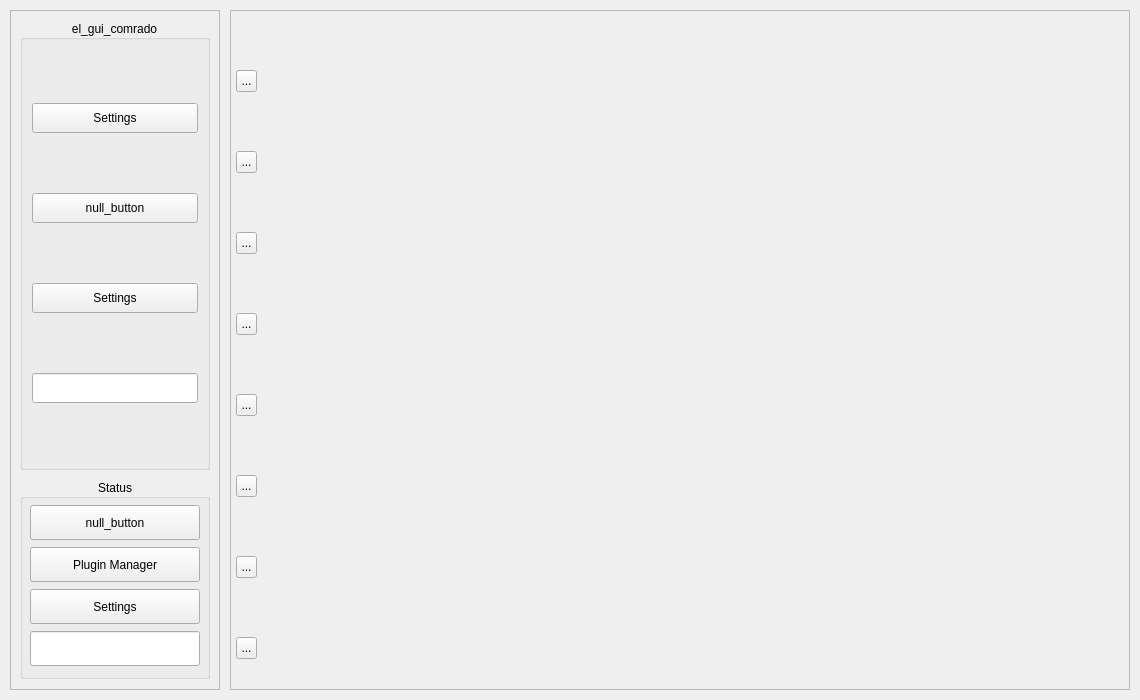
Before: the Qt Designer form resources/ui_raw/el_gui_bandito.ui in Einthel/EL_GUI_BANDITO4, drawn with Qt 5.
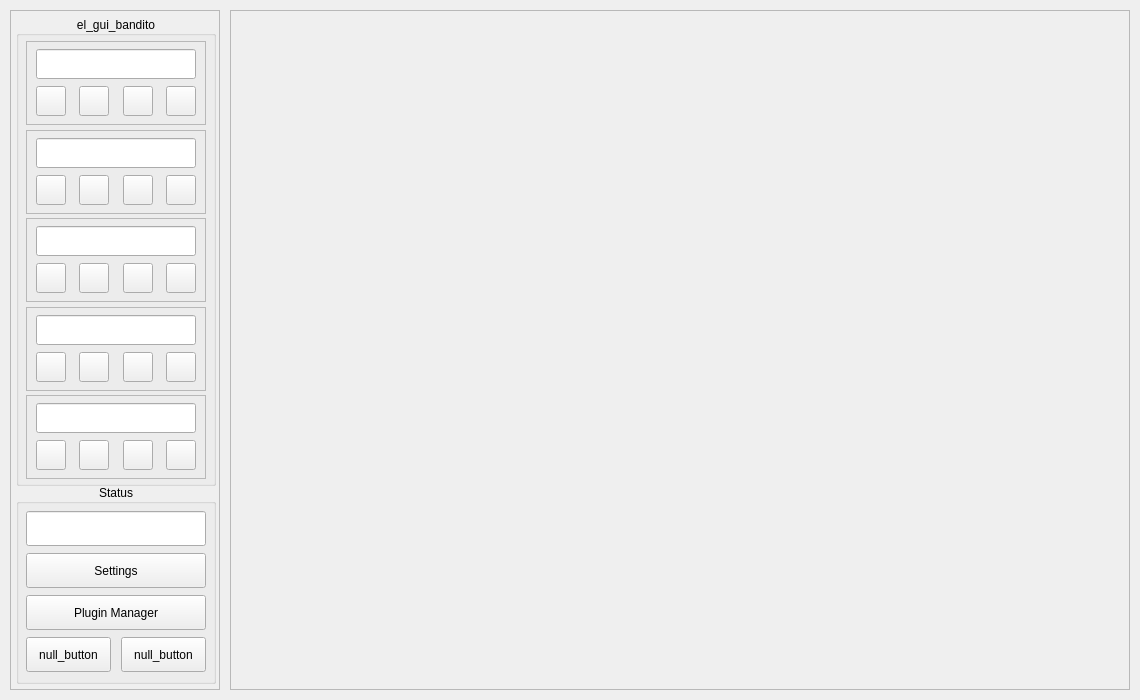
After: the same form once the commit is applied.

```diff
--- a/resources/ui_raw/el_gui_bandito.ui
+++ b/resources/ui_raw/el_gui_bandito.ui
@@ -63,9 +63,6 @@
       <enum>QFrame::Shadow::Raised</enum>
      </property>
      <layout class="QVBoxLayout" name="verticalLayout">
-      <property name="spacing">
-       <number>5</number>
-      </property>
       <property name="leftMargin">
        <number>5</number>
       </property>
@@ -78,90 +75,786 @@
       <property name="bottomMargin">
        <number>5</number>
       </property>
-      <item alignment="Qt::AlignmentFlag::AlignHCenter">
-       <widget class="QGroupBox" name="null_gBox">
+      <item>
+       <widget class="QGroupBox" name="main_gBox">
         <property name="minimumSize">
          <size>
-          <width>190</width>
-          <height>0</height>
+          <width>200</width>
+          <height>470</height>
          </size>
         </property>
         <property name="maximumSize">
          <size>
           <width>190</width>
-          <height>450</height>
+          <height>470</height>
          </size>
         </property>
         <property name="title">
-         <string>el_gui_comrado</string>
+         <string>el_gui_bandito</string>
         </property>
         <property name="alignment">
          <set>Qt::AlignmentFlag::AlignCenter</set>
         </property>
-        <layout class="QVBoxLayout" name="verticalLayout_3">
-         <item>
-          <widget class="QToolButton" name="null_toolB_4">
+        <layout class="QVBoxLayout" name="verticalLayout_2">
+         <property name="spacing">
+          <number>5</number>
+         </property>
+         <property name="leftMargin">
+          <number>5</number>
+         </property>
+         <property name="topMargin">
+          <number>5</number>
+         </property>
+         <property name="rightMargin">
+          <number>5</number>
+         </property>
+         <property name="bottomMargin">
+          <number>5</number>
+         </property>
+         <item alignment="Qt::AlignmentFlag::AlignHCenter">
+          <widget class="QFrame" name="plugin_frame_1">
+           <property name="minimumSize">
+            <size>
+             <width>180</width>
+             <height>84</height>
+            </size>
+           </property>
            <property name="maximumSize">
             <size>
-             <width>170</width>
-             <height>30</height>
+             <width>180</width>
+             <height>84</height>
             </size>
            </property>
-           <property name="text">
-            <string>Settings</string>
+           <property name="frameShape">
+            <enum>QFrame::Shape::StyledPanel</enum>
            </property>
+           <property name="frameShadow">
+            <enum>QFrame::Shadow::Raised</enum>
+           </property>
+           <layout class="QGridLayout" name="gridLayout_2">
+            <property name="leftMargin">
+             <number>5</number>
+            </property>
+            <property name="topMargin">
+             <number>5</number>
+            </property>
+            <property name="rightMargin">
+             <number>5</number>
+            </property>
+            <property name="bottomMargin">
+             <number>5</number>
+            </property>
+            <property name="spacing">
+             <number>5</number>
+            </property>
+            <item row="0" column="0" colspan="4" alignment="Qt::AlignmentFlag::AlignHCenter">
+             <widget class="QLineEdit" name="plugin_led_1">
+              <property name="minimumSize">
+               <size>
+                <width>160</width>
+                <height>30</height>
+               </size>
+              </property>
+              <property name="maximumSize">
+               <size>
+                <width>160</width>
+                <height>16777215</height>
+               </size>
+              </property>
+              <property name="readOnly">
+               <bool>true</bool>
+              </property>
+             </widget>
+            </item>
+            <item row="1" column="0" alignment="Qt::AlignmentFlag::AlignHCenter">
+             <widget class="QPushButton" name="switch_push_1">
+              <property name="sizePolicy">
+               <sizepolicy hsizetype="Fixed" vsizetype="Fixed">
+                <horstretch>0</horstretch>
+                <verstretch>0</verstretch>
+               </sizepolicy>
+              </property>
+              <property name="minimumSize">
+               <size>
+                <width>30</width>
+                <height>30</height>
+               </size>
+              </property>
+              <property name="maximumSize">
+               <size>
+                <width>30</width>
+                <height>30</height>
+               </size>
+              </property>
+              <property name="styleSheet">
+               <string notr="true"/>
+              </property>
+              <property name="text">
+               <string/>
+              </property>
+              <property name="checkable">
+               <bool>true</bool>
+              </property>
+             </widget>
+            </item>
+            <item row="1" column="1" alignment="Qt::AlignmentFlag::AlignHCenter">
+             <widget class="QToolButton" name="plugin_add_toolB_1">
+              <property name="minimumSize">
+               <size>
+                <width>30</width>
+                <height>30</height>
+               </size>
+              </property>
+              <property name="maximumSize">
+               <size>
+                <width>30</width>
+                <height>30</height>
+               </size>
+              </property>
+              <property name="text">
+               <string/>
+              </property>
+             </widget>
+            </item>
+            <item row="1" column="2" alignment="Qt::AlignmentFlag::AlignHCenter">
+             <widget class="QToolButton" name="plugin_reload_toolB_1">
+              <property name="minimumSize">
+               <size>
+                <width>30</width>
+                <height>30</height>
+               </size>
+              </property>
+              <property name="maximumSize">
+               <size>
+                <width>30</width>
+                <height>30</height>
+               </size>
+              </property>
+              <property name="text">
+               <string/>
+              </property>
+             </widget>
+            </item>
+            <item row="1" column="3" alignment="Qt::AlignmentFlag::AlignHCenter">
+             <widget class="QToolButton" name="plugin_delete_toolB_1">
+              <property name="minimumSize">
+               <size>
+                <width>30</width>
+                <height>30</height>
+               </size>
+              </property>
+              <property name="maximumSize">
+               <size>
+                <width>30</width>
+                <height>30</height>
+               </size>
+              </property>
+              <property name="text">
+               <string/>
+              </property>
+             </widget>
+            </item>
+           </layout>
           </widget>
          </item>
-         <item>
-          <widget class="QToolButton" name="null_toolB_3">
+         <item alignment="Qt::AlignmentFlag::AlignHCenter">
+          <widget class="QFrame" name="plugin_frame_2">
+           <property name="minimumSize">
+            <size>
+             <width>180</width>
+             <height>84</height>
+            </size>
+           </property>
            <property name="maximumSize">
             <size>
-             <width>170</width>
-             <height>30</height>
+             <width>180</width>
+             <height>84</height>
             </size>
            </property>
-           <property name="text">
-            <string>null_button</string>
+           <property name="frameShape">
+            <enum>QFrame::Shape::StyledPanel</enum>
            </property>
+           <property name="frameShadow">
+            <enum>QFrame::Shadow::Raised</enum>
+           </property>
+           <layout class="QGridLayout" name="gridLayout_3">
+            <property name="leftMargin">
+             <number>5</number>
+            </property>
+            <property name="topMargin">
+             <number>5</number>
+            </property>
+            <property name="rightMargin">
+             <number>5</number>
+            </property>
+            <property name="bottomMargin">
+             <number>5</number>
+            </property>
+            <property name="spacing">
+             <number>5</number>
+            </property>
+            <item row="0" column="0" colspan="4" alignment="Qt::AlignmentFlag::AlignHCenter">
+             <widget class="QLineEdit" name="plugin_led_2">
+              <property name="minimumSize">
+               <size>
+                <width>160</width>
+                <height>30</height>
+               </size>
+              </property>
+              <property name="maximumSize">
+               <size>
+                <width>160</width>
+                <height>16777215</height>
+               </size>
+              </property>
+              <property name="readOnly">
+               <bool>true</bool>
+              </property>
+             </widget>
+            </item>
+            <item row="1" column="0" alignment="Qt::AlignmentFlag::AlignHCenter">
+             <widget class="QPushButton" name="switch_push_2">
+              <property name="sizePolicy">
+               <sizepolicy hsizetype="Fixed" vsizetype="Fixed">
+                <horstretch>0</horstretch>
+                <verstretch>0</verstretch>
+               </sizepolicy>
+              </property>
+              <property name="minimumSize">
+               <size>
+                <width>30</width>
+                <height>30</height>
+               </size>
+              </property>
+              <property name="maximumSize">
+               <size>
+                <width>30</width>
+                <height>30</height>
+               </size>
+              </property>
+              <property name="styleSheet">
+               <string notr="true"/>
+              </property>
+              <property name="text">
+               <string/>
+              </property>
+              <property name="checkable">
+               <bool>true</bool>
+              </property>
+             </widget>
+            </item>
+            <item row="1" column="1" alignment="Qt::AlignmentFlag::AlignHCenter">
+             <widget class="QToolButton" name="plugin_add_toolB_2">
+              <property name="minimumSize">
+               <size>
+                <width>30</width>
+                <height>30</height>
+               </size>
+              </property>
+              <property name="maximumSize">
+               <size>
+                <width>30</width>
+                <height>30</height>
+               </size>
+              </property>
+              <property name="text">
+               <string/>
+              </property>
+             </widget>
+            </item>
+            <item row="1" column="2" alignment="Qt::AlignmentFlag::AlignHCenter">
+             <widget class="QToolButton" name="plugin_reload_toolB_2">
+              <property name="minimumSize">
+               <size>
+                <width>30</width>
+                <height>30</height>
+               </size>
+              </property>
+              <property name="maximumSize">
+               <size>
+                <width>30</width>
+                <height>30</height>
+               </size>
+              </property>
+              <property name="text">
+               <string/>
+              </property>
+             </widget>
+            </item>
+            <item row="1" column="3" alignment="Qt::AlignmentFlag::AlignHCenter">
+             <widget class="QToolButton" name="plugin_delete_toolB_2">
+              <property name="minimumSize">
+               <size>
+                <width>30</width>
+                <height>30</height>
+               </size>
+              </property>
+              <property name="maximumSize">
+               <size>
+                <width>30</width>
+                <height>30</height>
+               </size>
+              </property>
+              <property name="text">
+               <string/>
+              </property>
+             </widget>
+            </item>
+           </layout>
           </widget>
          </item>
-         <item>
-          <widget class="QToolButton" name="setting_toolB">
+         <item alignment="Qt::AlignmentFlag::AlignHCenter">
+          <widget class="QFrame" name="plugin_frame_3">
+           <property name="minimumSize">
+            <size>
+             <width>180</width>
+             <height>84</height>
+            </size>
+           </property>
            <property name="maximumSize">
             <size>
-             <width>170</width>
-             <height>30</height>
+             <width>180</width>
+             <height>84</height>
             </size>
            </property>
-           <property name="text">
-            <string>Settings</string>
+           <property name="frameShape">
+            <enum>QFrame::Shape::StyledPanel</enum>
            </property>
+           <property name="frameShadow">
+            <enum>QFrame::Shadow::Raised</enum>
+           </property>
+           <layout class="QGridLayout" name="gridLayout_4">
+            <property name="leftMargin">
+             <number>5</number>
+            </property>
+            <property name="topMargin">
+             <number>5</number>
+            </property>
+            <property name="rightMargin">
+             <number>5</number>
+            </property>
+            <property name="bottomMargin">
+             <number>5</number>
+            </property>
+            <property name="spacing">
+             <number>5</number>
+            </property>
+            <item row="0" column="0" colspan="4" alignment="Qt::AlignmentFlag::AlignHCenter">
+             <widget class="QLineEdit" name="plugin_led_3">
+              <property name="minimumSize">
+               <size>
+                <width>160</width>
+                <height>30</height>
+               </size>
+              </property>
+              <property name="maximumSize">
+               <size>
+                <width>160</width>
+                <height>16777215</height>
+               </size>
+              </property>
+              <property name="readOnly">
+               <bool>true</bool>
+              </property>
+             </widget>
+            </item>
+            <item row="1" column="0" alignment="Qt::AlignmentFlag::AlignHCenter">
+             <widget class="QPushButton" name="switch_push_3">
+              <property name="sizePolicy">
+               <sizepolicy hsizetype="Fixed" vsizetype="Fixed">
+                <horstretch>0</horstretch>
+                <verstretch>0</verstretch>
+               </sizepolicy>
+              </property>
+              <property name="minimumSize">
+               <size>
+                <width>30</width>
+                <height>30</height>
+               </size>
+              </property>
+              <property name="maximumSize">
+               <size>
+                <width>30</width>
+                <height>30</height>
+               </size>
+              </property>
+              <property name="styleSheet">
+               <string notr="true"/>
+              </property>
+              <property name="text">
+               <string/>
+              </property>
+              <property name="checkable">
+               <bool>true</bool>
+              </property>
+             </widget>
+            </item>
+            <item row="1" column="1" alignment="Qt::AlignmentFlag::AlignHCenter">
+             <widget class="QToolButton" name="plugin_add_toolB_3">
+              <property name="minimumSize">
+               <size>
+                <width>30</width>
+                <height>30</height>
+               </size>
+              </property>
+              <property name="maximumSize">
+               <size>
+                <width>30</width>
+                <height>30</height>
+               </size>
+              </property>
+              <property name="text">
+               <string/>
+              </property>
+             </widget>
+            </item>
+            <item row="1" column="2" alignment="Qt::AlignmentFlag::AlignHCenter">
+             <widget class="QToolButton" name="plugin_reload_toolB_3">
+              <property name="minimumSize">
+               <size>
+                <width>30</width>
+                <height>30</height>
+               </size>
+              </property>
+              <property name="maximumSize">
+               <size>
+                <width>30</width>
+                <height>30</height>
+               </size>
+              </property>
+              <property name="text">
+               <string/>
+              </property>
+             </widget>
+            </item>
+            <item row="1" column="3" alignment="Qt::AlignmentFlag::AlignHCenter">
+             <widget class="QToolButton" name="plugin_delete_toolB_3">
+              <property name="minimumSize">
+               <size>
+                <width>30</width>
+                <height>30</height>
+               </size>
+              </property>
+              <property name="maximumSize">
+               <size>
+                <width>30</width>
+                <height>30</height>
+               </size>
+              </property>
+              <property name="text">
+               <string/>
+              </property>
+             </widget>
+            </item>
+           </layout>
           </widget>
          </item>
-         <item>
-          <widget class="QLineEdit" name="line_status_2">
+         <item alignment="Qt::AlignmentFlag::AlignHCenter">
+          <widget class="QFrame" name="plugin_frame_4">
+           <property name="minimumSize">
+            <size>
+             <width>180</width>
+             <height>84</height>
+            </size>
+           </property>
            <property name="maximumSize">
             <size>
-             <width>170</width>
-             <height>30</height>
+             <width>180</width>
+             <height>84</height>
             </size>
            </property>
+           <property name="frameShape">
+            <enum>QFrame::Shape::StyledPanel</enum>
+           </property>
+           <property name="frameShadow">
+            <enum>QFrame::Shadow::Raised</enum>
+           </property>
+           <layout class="QGridLayout" name="gridLayout_5">
+            <property name="leftMargin">
+             <number>5</number>
+            </property>
+            <property name="topMargin">
+             <number>5</number>
+            </property>
+            <property name="rightMargin">
+             <number>5</number>
+            </property>
+            <property name="bottomMargin">
+             <number>5</number>
+            </property>
+            <property name="spacing">
+             <number>5</number>
+            </property>
+            <item row="0" column="0" colspan="4" alignment="Qt::AlignmentFlag::AlignHCenter">
+             <widget class="QLineEdit" name="plugin_led_4">
+              <property name="minimumSize">
+               <size>
+                <width>160</width>
+                <height>30</height>
+               </size>
+              </property>
+              <property name="maximumSize">
+               <size>
+                <width>160</width>
+                <height>16777215</height>
+               </size>
+              </property>
+              <property name="readOnly">
+               <bool>true</bool>
+              </property>
+             </widget>
+            </item>
+            <item row="1" column="0" alignment="Qt::AlignmentFlag::AlignHCenter">
+             <widget class="QPushButton" name="switch_push_4">
+              <property name="sizePolicy">
+               <sizepolicy hsizetype="Fixed" vsizetype="Fixed">
+                <horstretch>0</horstretch>
+                <verstretch>0</verstretch>
+               </sizepolicy>
+              </property>
+              <property name="minimumSize">
+               <size>
+                <width>30</width>
+                <height>30</height>
+               </size>
+              </property>
+              <property name="maximumSize">
+               <size>
+                <width>30</width>
+                <height>30</height>
+               </size>
+              </property>
+              <property name="styleSheet">
+               <string notr="true"/>
+              </property>
+              <property name="text">
+               <string/>
+              </property>
+              <property name="checkable">
+               <bool>true</bool>
+              </property>
+             </widget>
+            </item>
+            <item row="1" column="1" alignment="Qt::AlignmentFlag::AlignHCenter">
+             <widget class="QToolButton" name="plugin_add_toolB_4">
+              <property name="minimumSize">
+               <size>
+                <width>30</width>
+                <height>30</height>
+               </size>
+              </property>
+              <property name="maximumSize">
+               <size>
+                <width>30</width>
+                <height>30</height>
+               </size>
+              </property>
+              <property name="text">
+               <string/>
+              </property>
+             </widget>
+            </item>
+            <item row="1" column="2" alignment="Qt::AlignmentFlag::AlignHCenter">
+             <widget class="QToolButton" name="plugin_reload_toolB_4">
+              <property name="minimumSize">
+               <size>
+                <width>30</width>
+                <height>30</height>
+               </size>
+              </property>
+              <property name="maximumSize">
+               <size>
+                <width>30</width>
+                <height>30</height>
+               </size>
+              </property>
+              <property name="text">
+               <string/>
+              </property>
+             </widget>
+            </item>
+            <item row="1" column="3" alignment="Qt::AlignmentFlag::AlignHCenter">
+             <widget class="QToolButton" name="plugin_delete_toolB_4">
+              <property name="minimumSize">
+               <size>
+                <width>30</width>
+                <height>30</height>
+               </size>
+              </property>
+              <property name="maximumSize">
+               <size>
+                <width>30</width>
+                <height>30</height>
+               </size>
+              </property>
+              <property name="text">
+               <string/>
+              </property>
+             </widget>
+            </item>
+           </layout>
+          </widget>
+         </item>
+         <item alignment="Qt::AlignmentFlag::AlignHCenter">
+          <widget class="QFrame" name="plugin_frame_5">
+           <property name="minimumSize">
+            <size>
+             <width>180</width>
+             <height>84</height>
+            </size>
+           </property>
+           <property name="maximumSize">
+            <size>
+             <width>180</width>
+             <height>84</height>
+            </size>
+           </property>
+           <property name="frameShape">
+            <enum>QFrame::Shape::StyledPanel</enum>
+           </property>
+           <property name="frameShadow">
+            <enum>QFrame::Shadow::Raised</enum>
+           </property>
+           <layout class="QGridLayout" name="gridLayout_6">
+            <property name="leftMargin">
+             <number>5</number>
+            </property>
+            <property name="topMargin">
+             <number>5</number>
+            </property>
+            <property name="rightMargin">
+             <number>5</number>
+            </property>
+            <property name="bottomMargin">
+             <number>5</number>
+            </property>
+            <property name="spacing">
+             <number>5</number>
+            </property>
+            <item row="0" column="0" colspan="4" alignment="Qt::AlignmentFlag::AlignHCenter">
+             <widget class="QLineEdit" name="plugin_led_5">
+              <property name="minimumSize">
+               <size>
+                <width>160</width>
+                <height>30</height>
+               </size>
+              </property>
+              <property name="maximumSize">
+               <size>
+                <width>160</width>
+                <height>16777215</height>
+               </size>
+              </property>
+              <property name="readOnly">
+               <bool>true</bool>
+              </property>
+             </widget>
+            </item>
+            <item row="1" column="0" alignment="Qt::AlignmentFlag::AlignHCenter">
+             <widget class="QPushButton" name="switch_push_5">
+              <property name="sizePolicy">
+               <sizepolicy hsizetype="Fixed" vsizetype="Fixed">
+                <horstretch>0</horstretch>
+                <verstretch>0</verstretch>
+               </sizepolicy>
+              </property>
+              <property name="minimumSize">
+               <size>
+                <width>30</width>
+                <height>30</height>
+               </size>
+              </property>
+              <property name="maximumSize">
+               <size>
+                <width>30</width>
+                <height>30</height>
+               </size>
+              </property>
+              <property name="styleSheet">
+               <string notr="true"/>
+              </property>
+              <property name="text">
+               <string/>
+              </property>
+              <property name="checkable">
+               <bool>true</bool>
+              </property>
+             </widget>
+            </item>
+            <item row="1" column="1" alignment="Qt::AlignmentFlag::AlignHCenter">
+             <widget class="QToolButton" name="plugin_add_toolB_5">
+              <property name="minimumSize">
+               <size>
+                <width>30</width>
+                <height>30</height>
+               </size>
+              </property>
+              <property name="maximumSize">
+               <size>
+                <width>30</width>
+                <height>30</height>
+               </size>
+              </property>
+              <property name="text">
+               <string/>
+              </property>
+             </widget>
+            </item>
+            <item row="1" column="2" alignment="Qt::AlignmentFlag::AlignHCenter">
+             <widget class="QToolButton" name="plugin_reload_toolB_5">
+              <property name="minimumSize">
+               <size>
+                <width>30</width>
+                <height>30</height>
+               </size>
+              </property>
+              <property name="maximumSize">
+               <size>
+                <width>30</width>
+                <height>30</height>
+               </size>
+              </property>
+              <property name="text">
+               <string/>
+              </property>
+             </widget>
+            </item>
+            <item row="1" column="3" alignment="Qt::AlignmentFlag::AlignHCenter">
+             <widget class="QToolButton" name="plugin_delete_toolB_5">
+              <property name="minimumSize">
+               <size>
+                <width>30</width>
+                <height>30</height>
+               </size>
+              </property>
+              <property name="maximumSize">
+               <size>
+                <width>30</width>
+                <height>30</height>
+               </size>
+              </property>
+              <property name="text">
+               <string/>
+              </property>
+             </widget>
+            </item>
+           </layout>
           </widget>
          </item>
         </layout>
        </widget>
       </item>
-      <item alignment="Qt::AlignmentFlag::AlignHCenter">
+      <item>
        <widget class="QGroupBox" name="settings_gBox">
         <property name="minimumSize">
          <size>
-          <width>190</width>
+          <width>200</width>
           <height>200</height>
          </size>
         </property>
         <property name="maximumSize">
          <size>
-          <width>190</width>
+          <width>200</width>
           <height>200</height>
          </size>
         </property>
@@ -190,32 +883,10 @@
          <property name="bottomMargin">
           <number>5</number>
          </property>
-         <item row="0" column="0">
-          <widget class="QToolButton" name="null_toolB_1">
-           <property name="sizePolicy">
-            <sizepolicy hsizetype="Preferred" vsizetype="Preferred">
-             <horstretch>0</horstretch>
-             <verstretch>0</verstretch>
-            </sizepolicy>
-           </property>
-           <property name="minimumSize">
-            <size>
-             <width>170</width>
-             <height>35</height>
-            </size>
-           </property>
-           <property name="maximumSize">
-            <size>
-             <width>170</width>
-             <height>35</height>
-            </size>
-           </property>
-           <property name="text">
-            <string>null_button</string>
-           </property>
-          </widget>
-         </item>
-         <item row="1" column="0">
+         <property name="spacing">
+          <number>5</number>
+         </property>
+         <item row="2" column="0">
           <widget class="QToolButton" name="plugin_toolB">
            <property name="sizePolicy">
             <sizepolicy hsizetype="Preferred" vsizetype="Preferred">
@@ -225,7 +896,7 @@
            </property>
            <property name="minimumSize">
             <size>
-             <width>170</width>
+             <width>180</width>
              <height>35</height>
             </size>
            </property>
@@ -240,32 +911,7 @@
            </property>
           </widget>
          </item>
-         <item row="2" column="0">
-          <widget class="QToolButton" name="settings_toolB">
-           <property name="sizePolicy">
-            <sizepolicy hsizetype="Preferred" vsizetype="Preferred">
-             <horstretch>0</horstretch>
-             <verstretch>0</verstretch>
-            </sizepolicy>
-           </property>
-           <property name="minimumSize">
-            <size>
-             <width>170</width>
-             <height>35</height>
-            </size>
-           </property>
-           <property name="maximumSize">
-            <size>
-             <width>170</width>
-             <height>35</height>
-            </size>
-           </property>
-           <property name="text">
-            <string>Settings</string>
-           </property>
-          </widget>
-         </item>
-         <item row="3" column="0">
+         <item row="0" column="0">
           <widget class="QLineEdit" name="network_stat_line">
            <property name="sizePolicy">
             <sizepolicy hsizetype="Preferred" vsizetype="Preferred">
@@ -275,7 +921,7 @@
            </property>
            <property name="minimumSize">
             <size>
-             <width>170</width>
+             <width>180</width>
              <height>35</height>
             </size>
            </property>
@@ -293,6 +939,88 @@
            </property>
           </widget>
          </item>
+         <item row="1" column="0">
+          <widget class="QToolButton" name="settings_toolB">
+           <property name="sizePolicy">
+            <sizepolicy hsizetype="Preferred" vsizetype="Preferred">
+             <horstretch>0</horstretch>
+             <verstretch>0</verstretch>
+            </sizepolicy>
+           </property>
+           <property name="minimumSize">
+            <size>
+             <width>180</width>
+             <height>35</height>
+            </size>
+           </property>
+           <property name="maximumSize">
+            <size>
+             <width>170</width>
+             <height>35</height>
+            </size>
+           </property>
+           <property name="text">
+            <string>Settings</string>
+           </property>
+          </widget>
+         </item>
+         <item row="3" column="0">
+          <layout class="QHBoxLayout" name="null_Layout">
+           <property name="spacing">
+            <number>10</number>
+           </property>
+           <item>
+            <widget class="QToolButton" name="null_toolB_1">
+             <property name="sizePolicy">
+              <sizepolicy hsizetype="Preferred" vsizetype="Preferred">
+               <horstretch>0</horstretch>
+               <verstretch>0</verstretch>
+              </sizepolicy>
+             </property>
+             <property name="minimumSize">
+              <size>
+               <width>85</width>
+               <height>35</height>
+              </size>
+             </property>
+             <property name="maximumSize">
+              <size>
+               <width>80</width>
+               <height>35</height>
+              </size>
+             </property>
+             <property name="text">
+              <string>null_button</string>
+             </property>
+            </widget>
+           </item>
+           <item>
+            <widget class="QToolButton" name="null_toolB_2">
+             <property name="sizePolicy">
+              <sizepolicy hsizetype="Preferred" vsizetype="Preferred">
+               <horstretch>0</horstretch>
+               <verstretch>0</verstretch>
+              </sizepolicy>
+             </property>
+             <property name="minimumSize">
+              <size>
+               <width>85</width>
+               <height>35</height>
+              </size>
+             </property>
+             <property name="maximumSize">
+              <size>
+               <width>80</width>
+               <height>35</height>
+              </size>
+             </property>
+             <property name="text">
+              <string>null_button</string>
+             </property>
+            </widget>
+           </item>
+          </layout>
+         </item>
         </layout>
        </widget>
       </item>
@@ -319,110 +1047,6 @@
      <property name="frameShadow">
       <enum>QFrame::Shadow::Raised</enum>
      </property>
-     <widget class="QToolButton" name="toolButton_8">
-      <property name="geometry">
-       <rect>
-        <x>6</x>
-        <y>303</y>
-        <width>21</width>
-        <height>22</height>
-       </rect>
-      </property>
-      <property name="text">
-       <string>...</string>
-      </property>
-     </widget>
-     <widget class="QToolButton" name="toolButton_5">
-      <property name="geometry">
-       <rect>
-        <x>6</x>
-        <y>60</y>
-        <width>21</width>
-        <height>22</height>
-       </rect>
-      </property>
-      <property name="text">
-       <string>...</string>
-      </property>
-     </widget>
-     <widget class="QToolButton" name="toolButton_7">
-      <property name="geometry">
-       <rect>
-        <x>6</x>
-        <y>222</y>
-        <width>21</width>
-        <height>22</height>
-       </rect>
-      </property>
-      <property name="text">
-       <string>...</string>
-      </property>
-     </widget>
-     <widget class="QToolButton" name="toolButton_6">
-      <property name="geometry">
-       <rect>
-        <x>6</x>
-        <y>141</y>
-        <width>21</width>
-        <height>22</height>
-       </rect>
-      </property>
-      <property name="text">
-       <string>...</string>
-      </property>
-     </widget>
-     <widget class="QToolButton" name="toolButton">
-      <property name="geometry">
-       <rect>
-        <x>6</x>
-        <y>627</y>
-        <width>21</width>
-        <height>22</height>
-       </rect>
-      </property>
-      <property name="text">
-       <string>...</string>
-      </property>
-     </widget>
-     <widget class="QToolButton" name="toolButton_2">
-      <property name="geometry">
-       <rect>
-        <x>6</x>
-        <y>546</y>
-        <width>21</width>
-        <height>22</height>
-       </rect>
-      </property>
-      <property name="text">
-       <string>...</string>
-      </property>
-     </widget>
-     <widget class="QToolButton" name="toolButton_3">
-      <property name="geometry">
-       <rect>
-        <x>6</x>
-        <y>465</y>
-        <width>21</width>
-        <height>22</height>
-       </rect>
-      </property>
-      <property name="text">
-       <string>...</string>
-      </property>
-     </widget>
-     <widget class="QToolButton" name="toolButton_4">
-      <property name="geometry">
-       <rect>
-        <x>6</x>
-        <y>384</y>
-        <width>21</width>
-        <height>22</height>
-       </rect>
-      </property>
-      <property name="text">
-       <string>...</string>
-      </property>
-     </widget>
     </widget>
    </widget>
   </widget>
```
Left out of the diff: 2 changed lines with no effect on the pictures.
